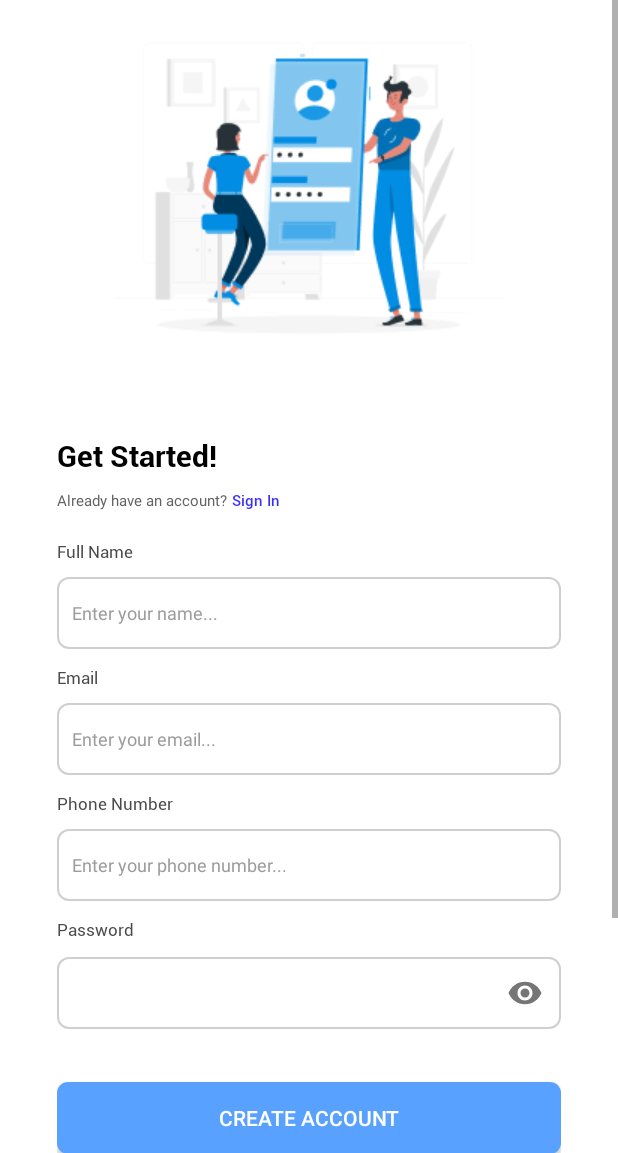
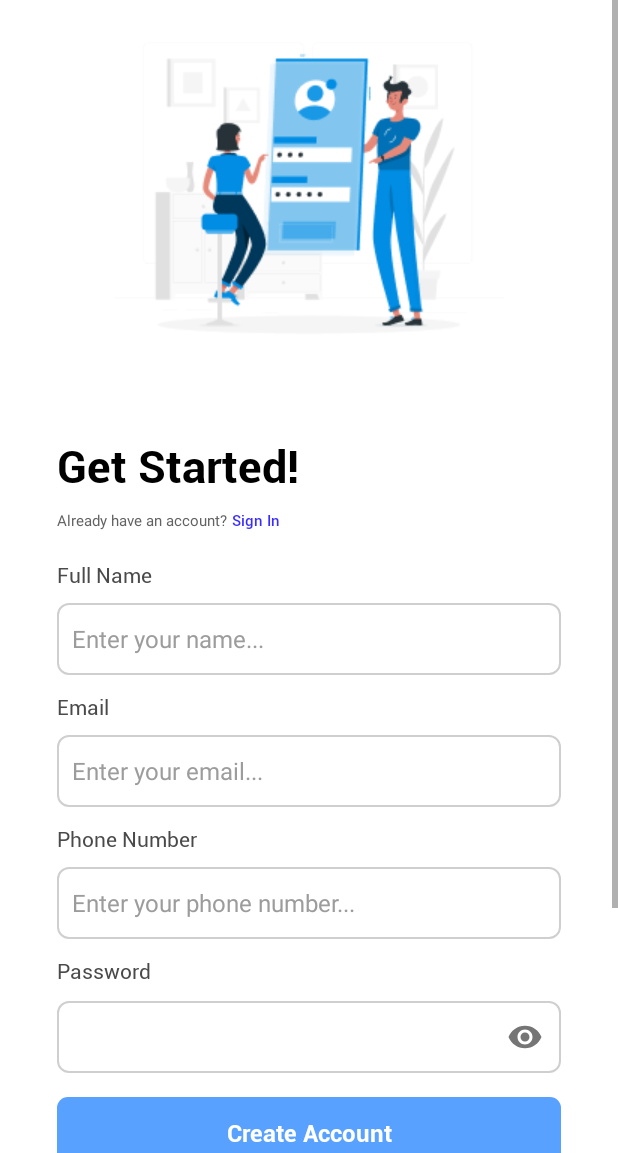
Before and after one commit to Ajhiezu/Re-Kos, an Android app: the RegisterasiActivity screen opened directly, with no data from a screen before it, on a phone screen of 412 x 824 dp, the part 83-1236 px from its top. Run offline under Robolectric (Android 15) with nearby library versions, the light colour scheme and no system bars.

Commit message:
kommit ke 5

```diff
--- a/app/src/main/java/com/jedu/re_kos/MainActivity.java
+++ b/app/src/main/java/com/jedu/re_kos/MainActivity.java
@@ -1,8 +1,10 @@
 package com.jedu.re_kos;
 
+import android.content.Context;
 import android.os.Bundle;
 
 import androidx.appcompat.app.AppCompatActivity;
+import androidx.core.content.ContextCompat;
 import androidx.fragment.app.Fragment;
 import androidx.fragment.app.FragmentManager;
 import androidx.fragment.app.FragmentTransaction;
@@ -24,6 +26,9 @@ public class MainActivity extends AppCompatActivity {
         super.onCreate(savedInstanceState);
         binding = ActivityMainBinding.inflate(getLayoutInflater());
         setContentView(binding.getRoot());
+
+        //warna navigasi bar
+        getWindow().setStatusBarColor(ContextCompat.getColor(MainActivity.this, R.color.biru_navbar));
 
         // Set the default fragment when the activity is created
         replaceFragment(new CariFragment());
--- a/app/src/main/java/com/jedu/re_kos/Register_Login/LoginActivity.java
+++ b/app/src/main/java/com/jedu/re_kos/Register_Login/LoginActivity.java
@@ -7,10 +7,12 @@ import android.widget.Button;
 
 import androidx.activity.EdgeToEdge;
 import androidx.appcompat.app.AppCompatActivity;
+import androidx.core.content.ContextCompat;
 import androidx.core.graphics.Insets;
 import androidx.core.view.ViewCompat;
 import androidx.core.view.WindowInsetsCompat;
 
+import com.jedu.re_kos.MainActivity;
 import com.jedu.re_kos.R;
 
 public class LoginActivity extends AppCompatActivity {
@@ -21,6 +23,9 @@ public class LoginActivity extends AppCompatActivity {
     protected void onCreate(Bundle savedInstanceState) {
         super.onCreate(savedInstanceState);
         setContentView(R.layout.activity_login);
+
+        //warna navigasi bar
+        getWindow().setStatusBarColor(ContextCompat.getColor(LoginActivity.this, R.color.biru_navbar));
 
         //buttonLogin
         buttonLogin = findViewById(R.id.buttonLogin);
--- a/app/src/main/java/com/jedu/re_kos/Register_Login/RegisterasiActivity.java
+++ b/app/src/main/java/com/jedu/re_kos/Register_Login/RegisterasiActivity.java
@@ -7,6 +7,7 @@ import android.widget.Button;
 
 import androidx.activity.EdgeToEdge;
 import androidx.appcompat.app.AppCompatActivity;
+import androidx.core.content.ContextCompat;
 import androidx.core.graphics.Insets;
 import androidx.core.view.ViewCompat;
 import androidx.core.view.WindowInsetsCompat;
@@ -23,6 +24,9 @@ public class RegisterasiActivity extends AppCompatActivity {
         super.onCreate(savedInstanceState);
         setContentView(R.layout.activity_registerasi);
 
+        //warna navigasi bar
+        getWindow().setStatusBarColor(ContextCompat.getColor(RegisterasiActivity.this, R.color.biru_navbar));
+
         //buttonLogin
         buttonRegister = findViewById(R.id.buttonCreateAccount);
 
--- a/app/src/main/res/layout/activity_registerasi.xml
+++ b/app/src/main/res/layout/activity_registerasi.xml
@@ -42,7 +42,7 @@
                     android:layout_height="wrap_content"
                     android:text="Get Started!"
                     android:fontFamily="@font/robotobold"
-                    android:textSize="20sp"
+                    android:textSize="30sp"
                     android:layout_marginTop="30dp"
                     android:textColor="@color/black"/>
 
@@ -84,7 +84,7 @@
                         android:layout_height="wrap_content"
                         android:text="Full Name"
                         android:fontFamily="@font/robotoregular"
-                        android:textSize="11sp"
+                        android:textSize="14sp"
                         android:textColor="#4A4A4A"/>
 
                     <EditText
@@ -95,7 +95,7 @@
                         android:inputType="text"
                         android:layout_marginTop="9dp"
                         android:paddingLeft="10dp"
-                        android:textSize="12sp"
+                        android:textSize="16sp"
                         android:textColor="@color/black"
                         android:textColorHint="#9C9C9C"
                         android:background="@drawable/text_field_login"
@@ -107,7 +107,7 @@
                         android:text="Email"
                         android:layout_marginTop="11dp"
                         android:fontFamily="@font/robotoregular"
-                        android:textSize="11sp"
+                        android:textSize="14sp"
                         android:textColor="#4A4A4A"/>
 
                     <EditText
@@ -120,7 +120,7 @@
                         android:textColorHint="#9C9C9C"
                         android:layout_marginTop="9dp"
                         android:paddingLeft="10dp"
-                        android:textSize="12sp"
+                        android:textSize="16sp"
                         android:background="@drawable/text_field_login"
                         android:hint="Enter your email..." />
                     <TextView
@@ -130,7 +130,7 @@
                         android:text="Phone Number"
                         android:layout_marginTop="11dp"
                         android:fontFamily="@font/robotoregular"
-                        android:textSize="11sp"
+                        android:textSize="14sp"
                         android:textColor="#4A4A4A"/>
 
                     <EditText
@@ -143,7 +143,7 @@
                         android:textColorHint="#9C9C9C"
                         android:layout_marginTop="9dp"
                         android:paddingLeft="10dp"
-                        android:textSize="12sp"
+                        android:textSize="16sp"
                         android:background="@drawable/text_field_login"
                         android:hint="Enter your phone number..." />
 
@@ -154,7 +154,7 @@
                         android:text="Password"
                         android:layout_marginTop="11dp"
                         android:fontFamily="@font/robotoregular"
-                        android:textSize="11sp"
+                        android:textSize="14sp"
                         android:textColor="#4A4A4A"/>
 
                     <com.google.android.material.textfield.TextInputLayout
@@ -171,7 +171,7 @@
                             android:inputType="textPassword"
                             android:layout_marginTop="9dp"
                             android:paddingLeft="10dp"
-                            android:textSize="12sp"
+                            android:textSize="16sp"
                             android:background="@drawable/text_field_login"
                              />
                     </com.google.android.material.textfield.TextInputLayout>
@@ -179,10 +179,13 @@
                     <Button
                         android:id="@+id/buttonCreateAccount"
                         android:layout_width="match_parent"
-                        android:layout_height="wrap_content"
-                        android:layout_marginTop="35dp"
+                        android:layout_height="48dp"
                         android:text="Create Account"
+                        android:gravity="center"
+                        android:textSize="16sp"
+                        android:fontFamily="@font/robotobold"
                         android:textColor="@color/white"
+                        android:layout_marginTop="16dp"
                         android:background="@drawable/button_create_account"/>
 
                     <LinearLayout
@@ -193,7 +196,7 @@
 
                         <View
                             android:id="@+id/viewGaris"
-                            android:layout_width="98dp"
+                            android:layout_width="90dp"
                             android:layout_height="1dp"
                             android:layout_marginTop="10dp"
                             android:background="#9C9C9C" />
@@ -210,7 +213,7 @@
 
                         <View
                             android:id="@+id/viewGaris2"
-                            android:layout_width="98dp"
+                            android:layout_width="90dp"
                             android:layout_height="1dp"
                             android:layout_marginTop="10dp"
                             android:background="#9C9C9C" />
@@ -230,14 +233,14 @@
                             <Button
                                 android:id="@+id/buttonGoogle"
                                 android:layout_width="match_parent"
-                                android:layout_height="wrap_content"
+                                android:layout_height="48dp"
                                 android:background="@drawable/text_field_login"
                                 android:drawableLeft="@drawable/google"
                                 android:drawablePadding="20dp"
                                 android:gravity="center_vertical"
                                 android:paddingLeft="100dp"
                                 android:text="Google"
-                                android:textSize="14sp"
+                                android:textSize="16sp"
                                 app:layout_constraintEnd_toEndOf="parent"
                                 app:layout_constraintStart_toStartOf="parent"
                                 app:layout_constraintTop_toTopOf="parent" />
--- a/app/src/main/res/values/themes.xml
+++ b/app/src/main/res/values/themes.xml
@@ -1,6 +1,8 @@
 <resources xmlns:tools="http://schemas.android.com/tools">
     <!-- Base application theme. -->
     <style name="Base.Theme.ReKos" parent="Theme.AppCompat.Light.NoActionBar">
+
+        <item name="buttonStyle">@color/biru_navbar</item>
         <!-- Customize your light theme here. -->
         <!-- <item name="colorPrimary">@color/my_light_primary</item> -->
     </style>
```
Also changed, not shown: app/src/main/res/drawable/profil_img.xml (added, +9 -0 lines), app/src/main/res/layout/activity_login.xml (+8 -7 lines).
